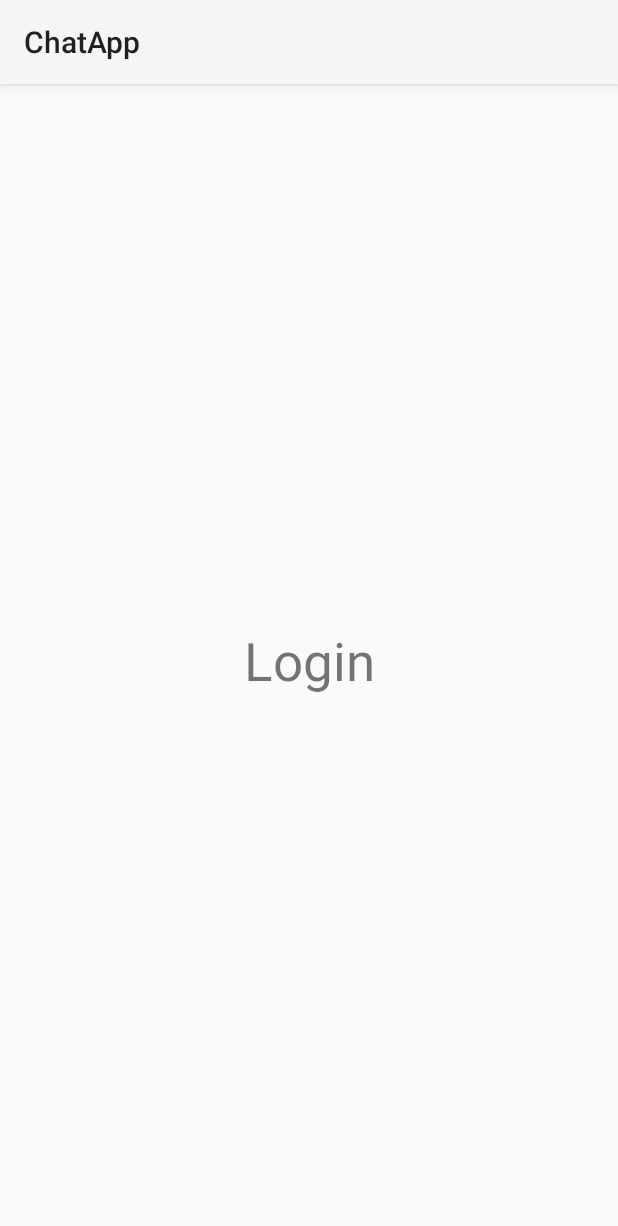
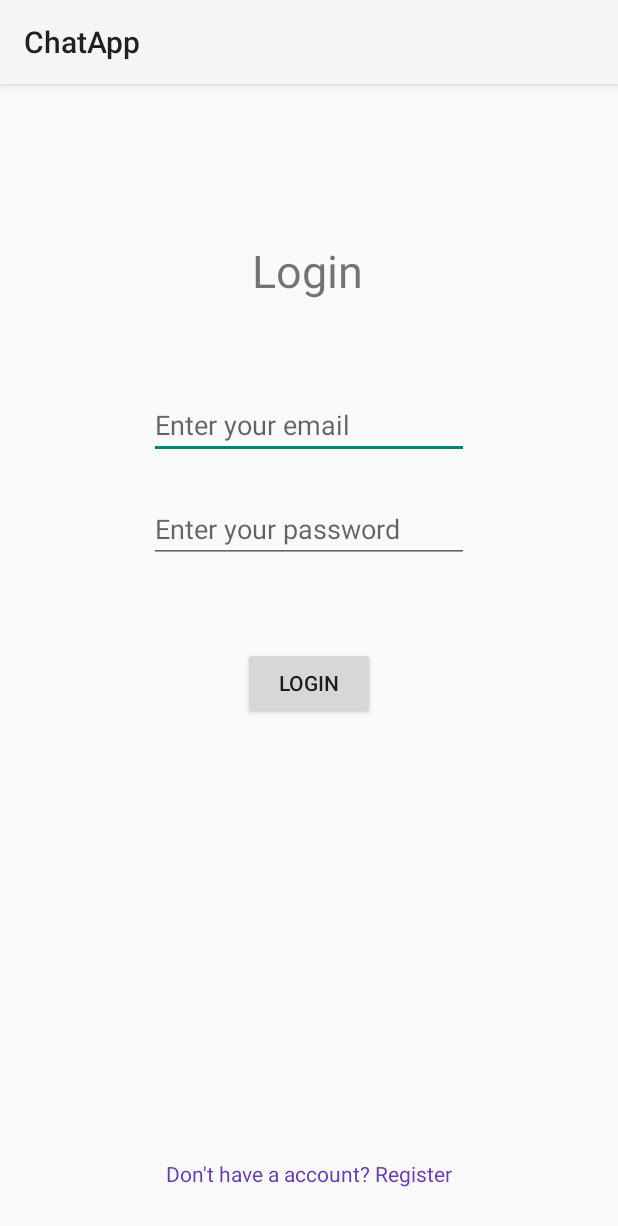
Before and after one commit to pulkitgangwar/chat-app, an Android app: the LoginActivity screen opened directly, with no data from a screen before it, on a phone screen of 412 x 824 dp. Shown: the top 1226 px of the screen. Run offline under Robolectric (Android 15) with nearby library versions, the phone set to English and light mode, and no system bars; our stand-ins replace Firebase (no records; nobody signed in at launch, a user with empty details on screens opened directly).

Commit message:
added working login function,added some layout for login

```diff
--- a/app/src/main/java/com/pulkitgangwar/chatapp/LoginActivity.java
+++ b/app/src/main/java/com/pulkitgangwar/chatapp/LoginActivity.java
@@ -1,13 +1,89 @@
 package com.pulkitgangwar.chatapp;
 
+import android.content.Intent;
+import android.view.View;
+import android.widget.Button;
+import android.widget.EditText;
+import android.widget.TextView;
+import android.widget.Toast;
+import androidx.annotation.NonNull;
 import androidx.appcompat.app.AppCompatActivity;
 import android.os.Bundle;
+import com.google.android.gms.tasks.OnCompleteListener;
+import com.google.android.gms.tasks.Task;
+import com.google.firebase.auth.AuthResult;
+import com.google.firebase.auth.FirebaseAuth;
+
+import java.util.regex.Pattern;
 
 public class LoginActivity extends AppCompatActivity {
+
+    TextView registerLink;
+    EditText emailInput,passwordInput;
+    Button submitButton;
+    String emailRegex = "^[\\w!#$%&'*+/=?`{|}~^-]+(?:\\.[\\w!#$%&'*+/=?`{|}~^-]+)*@(?:[a-zA-Z0-9-]+\\.)+[a-zA-Z]{2,6}$";
+
+
+    // firebase
+    FirebaseAuth auth;
 
     @Override
     protected void onCreate(Bundle savedInstanceState) {
         super.onCreate(savedInstanceState);
         setContentView(R.layout.activity_login);
+
+        // res instances
+        registerLink = findViewById(R.id.login__link);
+        emailInput = findViewById(R.id.login__email);
+        passwordInput = findViewById(R.id.login__password);
+        submitButton = findViewById(R.id.login__submit);
+        Pattern emailPattern = Pattern.compile(emailRegex);
+
+
+        // firebase instances
+        auth = FirebaseAuth.getInstance();
+
+        registerLink.setOnClickListener(new View.OnClickListener() {
+            @Override
+            public void onClick(View v) {
+                startActivity(new Intent(LoginActivity.this,RegisterActivity.class));
+            }
+        });
+
+        submitButton.setOnClickListener(new View.OnClickListener() {
+            @Override
+            public void onClick(View v) {
+                String email = emailInput.getText().toString();
+                String password = passwordInput.getText().toString();
+
+                if(email.isEmpty() || password.isEmpty()) {
+                    Toast.makeText(LoginActivity.this, "Fields cannot be empty", Toast.LENGTH_SHORT).show();
+                    emailInput.setError("Fields cannot be empty");
+                    passwordInput.setError("Fields cannot be empty");
+                } else if(!emailPattern.matcher(email).matches()) {
+                    Toast.makeText(LoginActivity.this,"Invalid Email",Toast.LENGTH_SHORT).show();
+                    emailInput.setError("Invalid Email");
+                } else {
+
+                    loginUser(email,password);
+
+                }
+
+            }
+        });
+    }
+
+
+    private void loginUser(String email,String password) {
+        auth.signInWithEmailAndPassword(email,password).addOnCompleteListener(new OnCompleteListener<AuthResult>() {
+            @Override
+            public void onComplete(@NonNull Task<AuthResult> task) {
+                if(task.isSuccessful()) {
+                        startActivity(new Intent(LoginActivity.this,MainActivity.class));
+                } else {
+                    Toast.makeText(LoginActivity.this, "Login Credentials Incorrect", Toast.LENGTH_SHORT).show();
+                }
+            }
+        });
     }
 }
--- a/app/src/main/res/layout/activity_login.xml
+++ b/app/src/main/res/layout/activity_login.xml
@@ -11,7 +11,40 @@
             android:text="Login"
             android:layout_width="wrap_content"
             android:layout_height="wrap_content" android:id="@+id/login__title"
-            android:textSize="35sp" app:layout_constraintTop_toTopOf="parent"
+            android:textSize="30sp" app:layout_constraintTop_toTopOf="parent"
             app:layout_constraintBottom_toBottomOf="parent" app:layout_constraintStart_toStartOf="parent"
+            app:layout_constraintEnd_toEndOf="parent" app:layout_constraintHorizontal_bias="0.498"
+            app:layout_constraintVertical_bias="0.124" android:layout_marginTop="16dp"/>
+    <EditText
+            android:layout_width="wrap_content"
+            android:layout_height="wrap_content"
+            android:inputType="textPersonName"
+            android:ems="10"
+            android:id="@+id/login__email"
+            app:layout_constraintTop_toBottomOf="@+id/login__title" app:layout_constraintStart_toStartOf="parent"
+            app:layout_constraintEnd_toEndOf="parent" android:hint="Enter your email" android:layout_marginTop="60dp"/>
+    <EditText
+            android:layout_width="wrap_content"
+            android:layout_height="wrap_content"
+            android:inputType="textPassword"
+            android:ems="10"
+            android:id="@+id/login__password"
+            app:layout_constraintTop_toBottomOf="@+id/login__email"
+            app:layout_constraintStart_toStartOf="parent" app:layout_constraintEnd_toEndOf="parent"
+            android:hint="Enter your password" android:layout_marginTop="24dp"
+    />
+    <Button
+            android:text="Login"
+            android:layout_width="wrap_content"
+            android:layout_height="wrap_content" android:id="@+id/login__submit"
+            android:layout_marginTop="56dp"
+            app:layout_constraintTop_toBottomOf="@+id/login__password" app:layout_constraintStart_toStartOf="parent"
             app:layout_constraintEnd_toEndOf="parent"/>
+    <TextView
+            android:text="Don't have a account? Register"
+            android:layout_width="wrap_content"
+            android:layout_height="wrap_content" android:id="@+id/login__link"
+            app:layout_constraintStart_toStartOf="parent" app:layout_constraintEnd_toEndOf="parent"
+            app:layout_constraintBottom_toBottomOf="parent" android:layout_marginBottom="32dp"
+            android:textColor="#673AB7"/>
 </androidx.constraintlayout.widget.ConstraintLayout>
```
